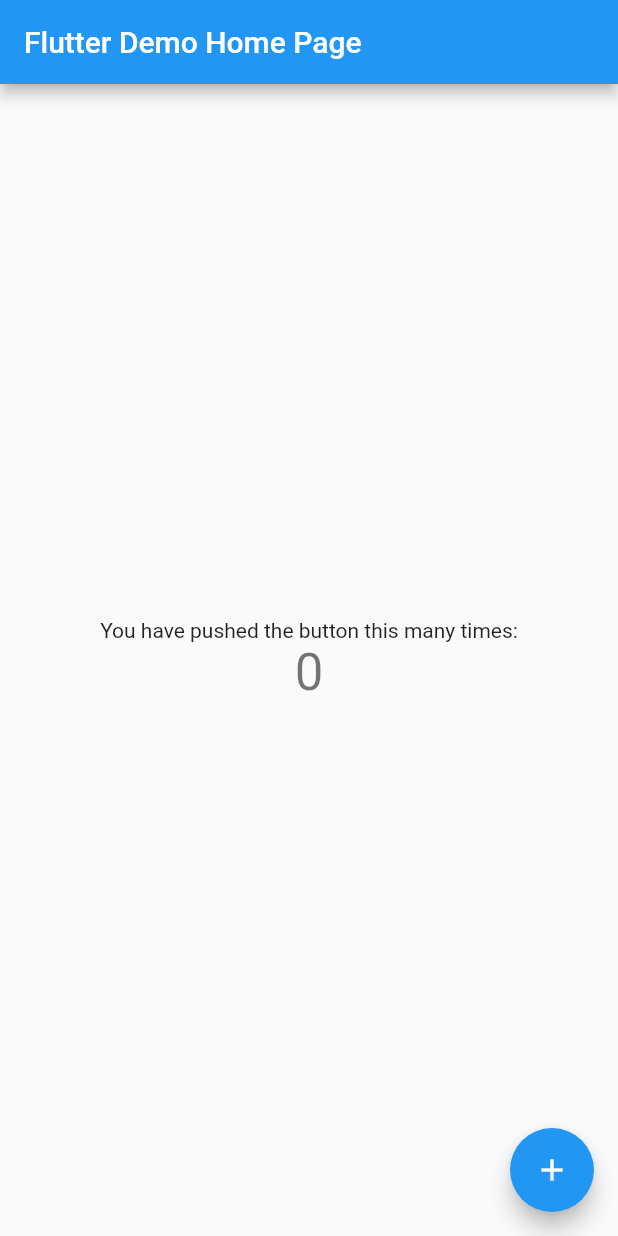
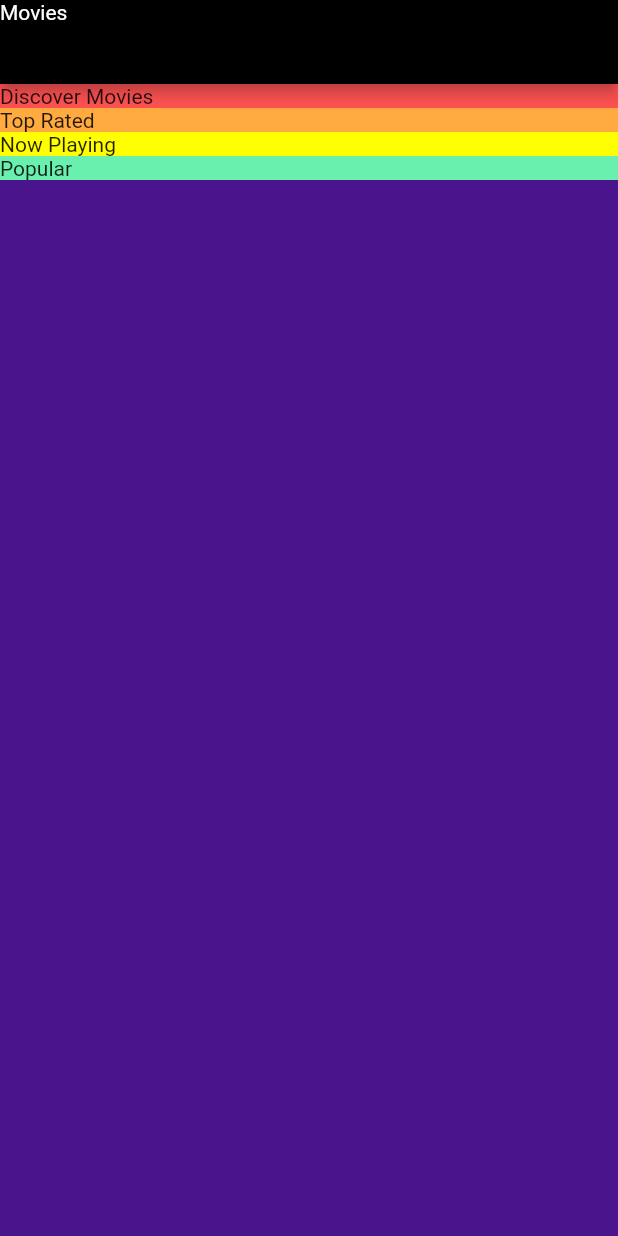
Before and after one commit to znixonz/Movie-App, a Flutter app: the screen it shows after launch, on a phone screen of 412 x 824 dp. Run offline on Flutter 3.47's test engine with Material 2 defaults, Android fonts, the phone set to English and light mode, and no system bars.

Commit message:
created home page

```diff
--- /dev/null
+++ b/lib/home.dart
@@ -0,0 +1,52 @@
+import 'package:flutter/material.dart';
+
+class MyHomePage extends StatefulWidget {
+  @override
+  _MyHomePageState createState() => _MyHomePageState();
+}
+
+class _MyHomePageState extends State<MyHomePage> {
+  @override
+  Widget build(BuildContext context) {
+    return Scaffold(
+      appBar: AppBar(
+        leading: Title(
+          color: Colors.white,
+          child: Text("Movies"),
+        ),
+        backgroundColor: Colors.black,
+        actions: <Widget>[
+          IconButton(
+              icon: Icon(Icons.search),
+              color: Colors.purpleAccent,
+              onPressed: (null))
+        ],
+      ),
+      body: Container(
+        color: Colors.purple[900],
+        child: ListView(
+          //animation
+          physics: BouncingScrollPhysics(),
+          children: <Widget>[
+            Container(
+              child: Text("Discover Movies"),
+              color: Colors.redAccent,
+            ),
+            Container(
+              child: Text("Top Rated"),
+              color: Colors.orangeAccent,
+            ),
+            Container(
+              child: Text("Now Playing"),
+              color: Colors.yellowAccent,
+            ),
+            Container(
+              child: Text("Popular"),
+              color: Colors.greenAccent,
+            )
+          ],
+        ),
+      ),
+    );
+  }
+}
--- a/lib/main.dart
+++ b/lib/main.dart
@@ -1,111 +1,16 @@
 import 'package:flutter/material.dart';
+import 'home.dart';
 
 void main() => runApp(MyApp());
 
 class MyApp extends StatelessWidget {
-  // This widget is the root of your application.
   @override
   Widget build(BuildContext context) {
     return MaterialApp(
-      title: 'Flutter Demo',
+      title: 'Movie App',
       theme: ThemeData(
-        // This is the theme of your application.
-        //
-        // Try running your application with "flutter run". You'll see the
-        // application has a blue toolbar. Then, without quitting the app, try
-        // changing the primarySwatch below to Colors.green and then invoke
-        // "hot reload" (press "r" in the console where you ran "flutter run",
-        // or simply save your changes to "hot reload" in a Flutter IDE).
-        // Notice that the counter didn't reset back to zero; the application
-        // is not restarted.
-        primarySwatch: Colors.blue,
-      ),
-      home: MyHomePage(title: 'Flutter Demo Home Page'),
+          primarySwatch: Colors.blue, canvasColor: Colors.transparent),
+      home: MyHomePage(),
     );
   }
 }
-
-class MyHomePage extends StatefulWidget {
-  MyHomePage({Key key, this.title}) : super(key: key);
-
-  // This widget is the home page of your application. It is stateful, meaning
-  // that it has a State object (defined below) that contains fields that affect
-  // how it looks.
-
-  // This class is the configuration for the state. It holds the values (in this
-  // case the title) provided by the parent (in this case the App widget) and
-  // used by the build method of the State. Fields in a Widget subclass are
-  // always marked "final".
-
-  final String title;
-
-  @override
-  _MyHomePageState createState() => _MyHomePageState();
-}
-
-class _MyHomePageState extends State<MyHomePage> {
-  int _counter = 0;
-
-  void _incrementCounter() {
-    setState(() {
-      // This call to setState tells the Flutter framework that something has
-      // changed in this State, which causes it to rerun the build method below
-      // so that the display can reflect the updated values. If we changed
-      // _counter without calling setState(), then the build method would not be
-      // called again, and so nothing would appear to happen.
-      _counter++;
-    });
-  }
-
-  @override
-  Widget build(BuildContext context) {
-    // This method is rerun every time setState is called, for instance as done
-    // by the _incrementCounter method above.
-    //
-    // The Flutter framework has been optimized to make rerunning build methods
-    // fast, so that you can just rebuild anything that needs updating rather
-    // than having to individually change instances of widgets.
-    return Scaffold(
-      appBar: AppBar(
-        // Here we take the value from the MyHomePage object that was created by
-        // the App.build method, and use it to set our appbar title.
-        title: Text(widget.title),
-      ),
-      body: Center(
-        // Center is a layout widget. It takes a single child and positions it
-        // in the middle of the parent.
-        child: Column(
-          // Column is also a layout widget. It takes a list of children and
-          // arranges them vertically. By default, it sizes itself to fit its
-          // children horizontally, and tries to be as tall as its parent.
-          //
-          // Invoke "debug painting" (press "p" in the console, choose the
-          // "Toggle Debug Paint" action from the Flutter Inspector in Android
-          // Studio, or the "Toggle Debug Paint" command in Visual Studio Code)
-          // to see the wireframe for each widget.
-          //
-          // Column has various properties to control how it sizes itself and
-          // how it positions its children. Here we use mainAxisAlignment to
-          // center the children vertically; the main axis here is the vertical
-          // axis because Columns are vertical (the cross axis would be
-          // horizontal).
-          mainAxisAlignment: MainAxisAlignment.center,
-          children: <Widget>[
-            Text(
-              'You have pushed the button this many times:',
-            ),
-            Text(
-              '$_counter',
-              style: Theme.of(context).textTheme.display1,
-            ),
-          ],
-        ),
-      ),
-      floatingActionButton: FloatingActionButton(
-        onPressed: _incrementCounter,
-        tooltip: 'Increment',
-        child: Icon(Icons.add),
-      ), // This trailing comma makes auto-formatting nicer for build methods.
-    );
-  }
-}
```
